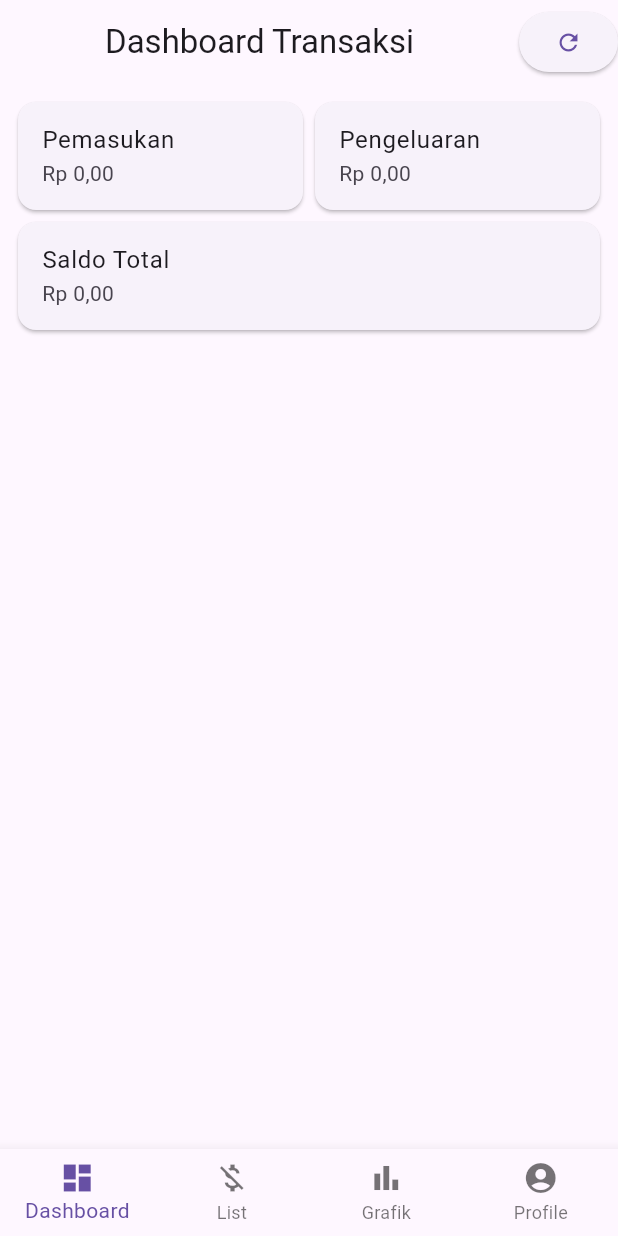
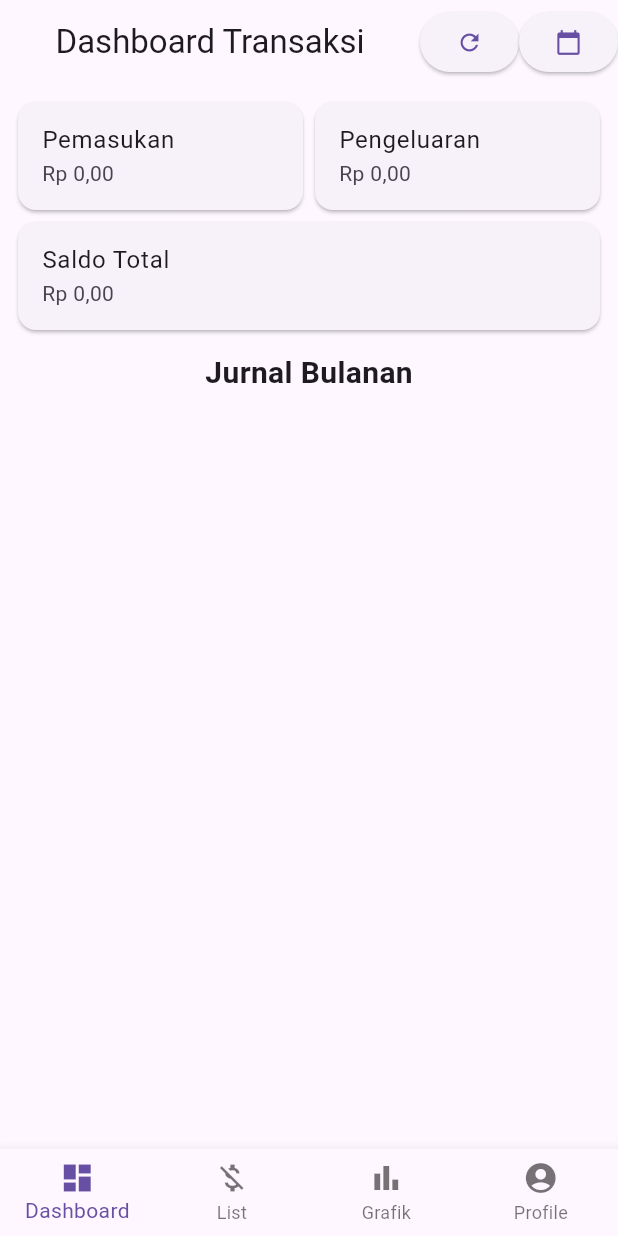
Before and after one commit to SitexHalim/catatan-keuangan, a Flutter app: the screen it shows after launch, on a phone screen of 412 x 824 dp. Run offline on Flutter 3.47's test engine with Material 3 defaults, Android fonts, the phone set to English and light mode, and no system bars; our stand-ins replace cloud_firestore, firebase_auth, firebase_core, fl_chart, flutter_local_notifications, get and 2 more; accounts and stored records are empty.

Commit message:
menambahkan jurnal keuangan setiap bulan pada screen dashboard

```diff
--- a/lib/screen/dashboard_screen.dart
+++ b/lib/screen/dashboard_screen.dart
@@ -15,6 +15,21 @@ class _DashboardScreenState extends State<DashboardScreen> {
   final controller = Get.put(ControllerTransaksi());
   final controll = Get.put(ControllerProfile());
   int _selectedIndex = 0;
+
+  final List<String> monthNames = [
+    'Januari',
+    'Februari',
+    'Maret',
+    'April',
+    'Mei',
+    'Juni',
+    'Juli',
+    'Agustus',
+    'September',
+    'Oktober',
+    'November',
+    'Desember'
+  ];
 
   void _onItemTapped(int index) {
     setState(() {
@@ -47,7 +62,12 @@ class _DashboardScreenState extends State<DashboardScreen> {
               onPressed: () {
                 controller.resetdata();
               },
-              child: const Icon(Icons.refresh_outlined))
+              child: const Icon(Icons.refresh_outlined)),
+          ElevatedButton(
+              onPressed: () {
+                controller.updateMonthlyFinancialSummary();
+              },
+              child: const Icon(Icons.calendar_today))
         ],
       ),
       body: Padding(
@@ -94,6 +114,47 @@ class _DashboardScreenState extends State<DashboardScreen> {
                     subtitle: Text(formattedBalance),
                   ),
                 ),
+                SizedBox(height: 10),
+                const Text(
+                  'Jurnal Bulanan',
+                  style: TextStyle(fontSize: 20, fontWeight: FontWeight.bold),
+                ),
+                const SizedBox(
+                  height: 10,
+                ),
+                Expanded(
+                  child: ListView.builder(
+                    itemCount: controller.monthlySummary.length,
+                    itemBuilder: (context, index) {
+                      var entry = controller.monthlySummary[index];
+                      double totalIncome = entry['totalIncome'];
+                      double totalOutcome = entry['totalOutcome'];
+
+                      int currentMonth = DateTime.now().month;
+                      int entryMonth = index + 1;
+
+                      if (entryMonth > currentMonth) {
+                        return const SizedBox.shrink();
+                      }
+
+                      return Card(
+                        margin: const EdgeInsets.symmetric(vertical: 5),
+                        child: ListTile(
+                          title: Text('Bulan: ${monthNames[index]}'),
+                          subtitle: Column(
+                            crossAxisAlignment: CrossAxisAlignment.start,
+                            children: [
+                              Text(
+                                  'Total Pemasukan: ${controll.formatCurrency(totalIncome, controll.currency.value)}'),
+                              Text(
+                                  'Total Pengeluaran: ${controll.formatCurrency(totalOutcome, controll.currency.value)}'),
+                            ],
+                          ),
+                        ),
+                      );
+                    },
+                  ),
+                )
               ],
             );
           })),
```
Also changed, not shown: lib/controller/controller_transaksi.dart (+27 -0 lines).
